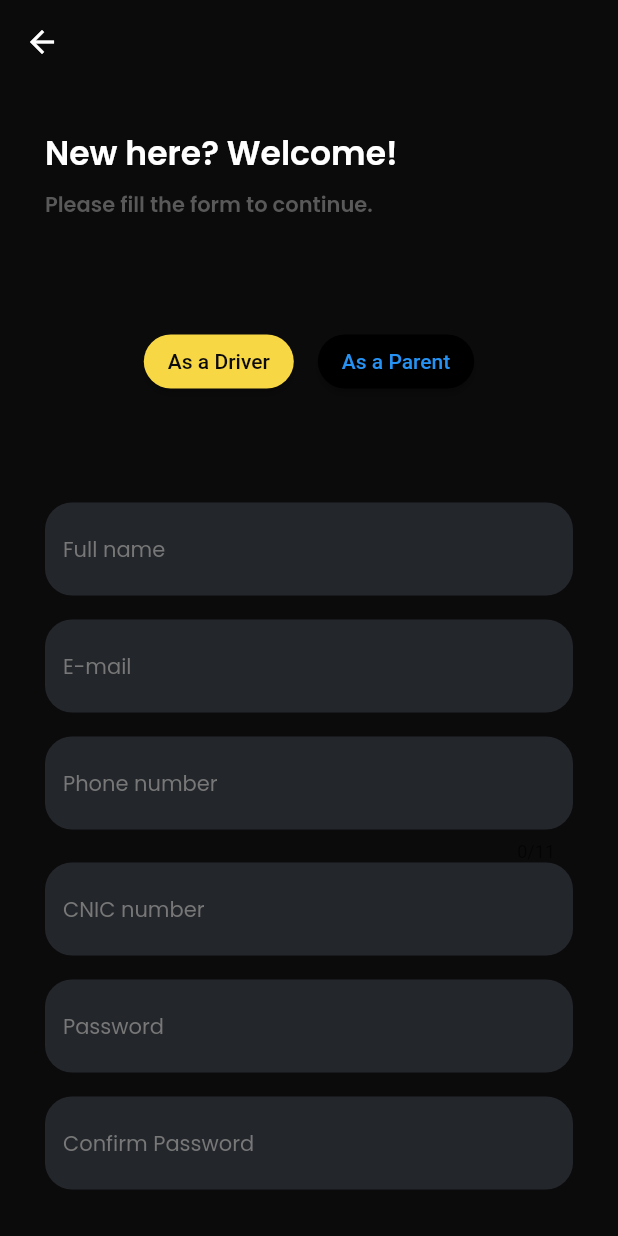
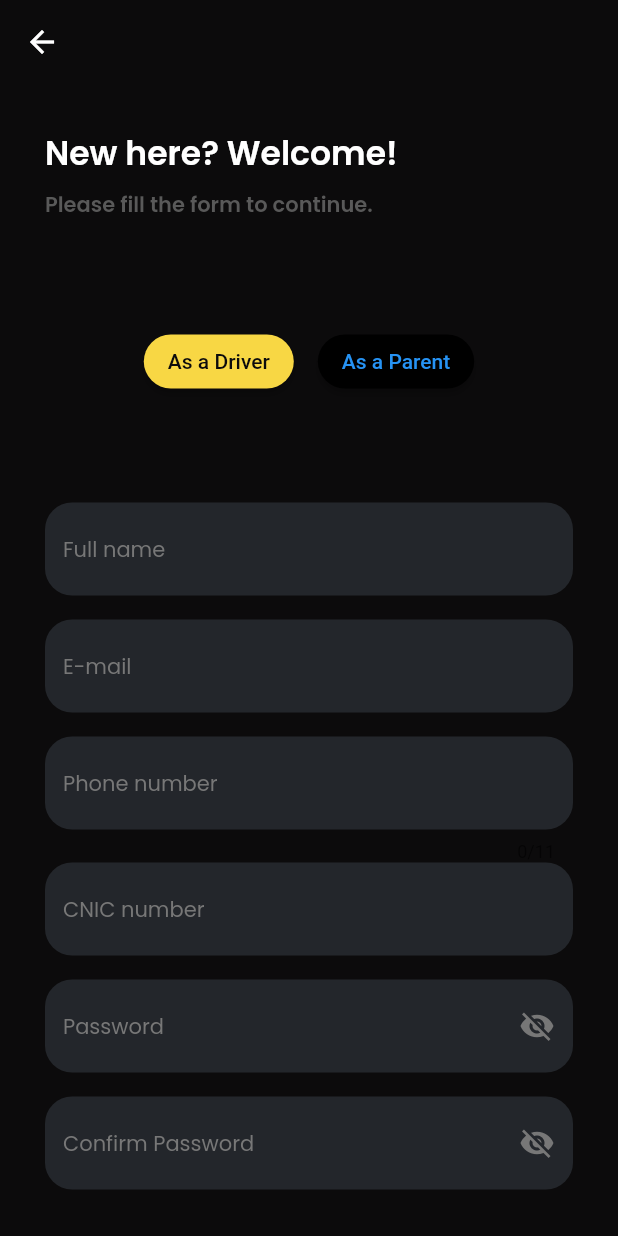
Before and after one commit to Smalick0478/Wheelie, a Flutter app: the SignUpPage screen opened directly, on a phone screen of 412 x 824 dp. Run offline on Flutter 3.47's test engine with Material 2 defaults, Android fonts, the phone set to English and light mode, and no system bars; our stand-ins replace cloud_firestore, firebase_auth, firebase_core, firebase_database, firebase_storage, google_fonts and 2 more; accounts and stored records are empty.

```diff
--- a/lib/pages/signup_page.dart
+++ b/lib/pages/signup_page.dart
@@ -31,6 +31,8 @@ class _SignUpPageState extends State<SignUpPage> {
   TextEditingController _confirmpasswordController = TextEditingController();
 
   var role = "Driver";
+  bool _isPasswordVisible = false;
+  bool _isConfirmPasswordVisible = false;
 
   @override
   void dispose() {
@@ -290,7 +292,10 @@ class _SignUpPageState extends State<SignUpPage> {
                           }
                           return null;
                         },
-                        obscureText: true,
+                        onSaved: (value) {
+                          _passwordController.text = value!;
+                        },
+                        obscureText: !_isPasswordVisible,
                         autocorrect: false,
                         enableSuggestions: false,
                         style: GoogleFonts.poppins(
@@ -311,6 +316,19 @@ class _SignUpPageState extends State<SignUpPage> {
                             borderSide: BorderSide.none,
                             borderRadius: BorderRadius.all(Radius.circular(18)),
                           ),
+                          suffixIcon: GestureDetector(
+                            onTap: () {
+                              setState(() {
+                                _isPasswordVisible = !_isPasswordVisible;
+                              });
+                            },
+                            child: Icon(
+                              _isPasswordVisible
+                                  ? Icons.visibility
+                                  : Icons.visibility_off,
+                              color: ThemeColors.textFieldHintColor,
+                            ),
+                          ),
                         ),
                       ),
                       SizedBox(height: 16),
@@ -322,8 +340,10 @@ class _SignUpPageState extends State<SignUpPage> {
                           }
                           return null;
                         },
-                        onChanged: (value) {},
-                        obscureText: true,
+                        onSaved: (value) {
+                          _passwordController.text = value!;
+                        },
+                        obscureText: !_isConfirmPasswordVisible,
                         autocorrect: false,
                         enableSuggestions: false,
                         style: GoogleFonts.poppins(
@@ -343,6 +363,20 @@ class _SignUpPageState extends State<SignUpPage> {
                           border: OutlineInputBorder(
                             borderSide: BorderSide.none,
                             borderRadius: BorderRadius.all(Radius.circular(18)),
+                          ),
+                          suffixIcon: GestureDetector(
+                            onTap: () {
+                              setState(() {
+                                _isConfirmPasswordVisible =
+                                    !_isConfirmPasswordVisible;
+                              });
+                            },
+                            child: Icon(
+                              _isConfirmPasswordVisible
+                                  ? Icons.visibility
+                                  : Icons.visibility_off,
+                              color: ThemeColors.textFieldHintColor,
+                            ),
                           ),
                         ),
                       ),
```
